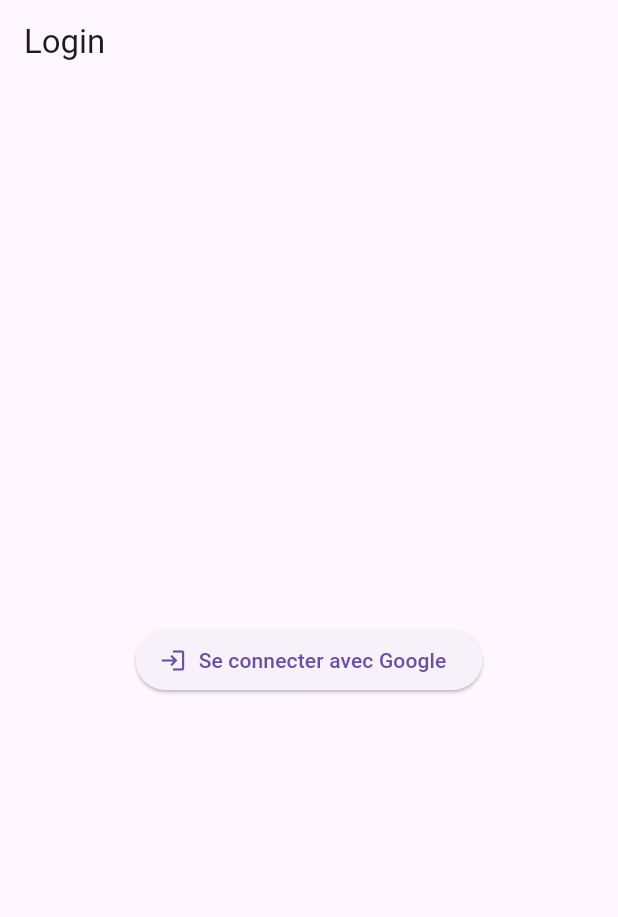
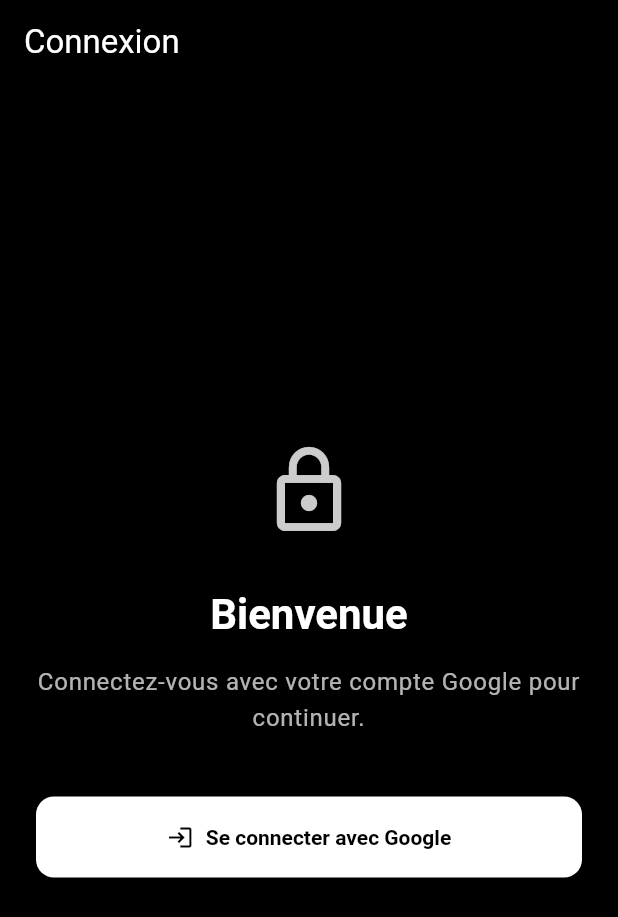
Before and after one commit to BWT-ESGI/HEAVY-CLIENT, a Flutter app: the screen it shows after launch, on a phone screen of 412 x 824 dp. Shown: the top 917 px of the screen. Run offline on Flutter 3.47's test engine with Material 3 defaults, Android fonts, the phone set to English and light mode, and no system bars; our stand-ins replace dio, flutter_riverpod, flutter_secure_storage, get, google_fonts, google_sign_in.

Commit message:
feat(styling): styling pages

```diff
--- a/lib/main.dart
+++ b/lib/main.dart
@@ -1,6 +1,7 @@
 import 'package:flutter/material.dart';
 import 'package:flutter_riverpod/flutter_riverpod.dart';
 import 'package:get/get.dart';
+import 'package:google_fonts/google_fonts.dart';
 import 'injection.dart';
 import 'presentation/pages/login_page.dart';
 import 'presentation/pages/settings_page.dart';
@@ -18,7 +19,46 @@
   Widget build(BuildContext context) {
     return GetMaterialApp(
       title: 'Clean Architecture App',
-      theme: ThemeData(primarySwatch: Colors.blue),
+      theme: ThemeData(
+        brightness: Brightness.dark,
+        scaffoldBackgroundColor: Colors.black,
+        primaryColor: Colors.white,
+        colorScheme: ColorScheme.fromSeed(
+          seedColor: Colors.white,
+          brightness: Brightness.dark,
+          primary: Colors.white,
+          secondary: Colors.black,
+        ),
+        textTheme: GoogleFonts.robotoTextTheme(Theme.of(context).textTheme).apply(
+          bodyColor: Colors.white,
+          displayColor: Colors.white,
+        ),
+        appBarTheme: const AppBarTheme(
+          backgroundColor: Colors.black,
+          foregroundColor: Colors.white,
+          elevation: 0,
+        ),
+        elevatedButtonTheme: ElevatedButtonThemeData(
+          style: ElevatedButton.styleFrom(
+            backgroundColor: Colors.white,
+            foregroundColor: Colors.black,
+            textStyle: GoogleFonts.roboto(fontWeight: FontWeight.bold),
+            shape: RoundedRectangleBorder(
+              borderRadius: BorderRadius.circular(12),
+            ),
+            padding: const EdgeInsets.symmetric(horizontal: 24, vertical: 16),
+          ),
+        ),
+        inputDecorationTheme: InputDecorationTheme(
+          filled: true,
+          fillColor: Colors.white10,
+          border: OutlineInputBorder(
+            borderRadius: BorderRadius.circular(12),
+            borderSide: BorderSide.none,
+          ),
+          hintStyle: GoogleFonts.roboto(color: Colors.white70),
+        ),
+      ),
       home: const LoginPage(),
       getPages: [
         GetPage(name: '/settings', page: () => const SettingsPage()),
--- a/lib/presentation/pages/login_page.dart
+++ b/lib/presentation/pages/login_page.dart
@@ -22,11 +22,31 @@
     });
 
     return Scaffold(
-      appBar: AppBar(title: const Text('Login')),
+      appBar: AppBar(title: const Text('Connexion')),
       body: Center(
-        child: authState.isLoading
+        child: Padding(
+          padding: const EdgeInsets.all(24.0),
+          child: Column(
+            mainAxisAlignment: MainAxisAlignment.center,
+            children: [
+              Icon(Icons.lock_outline, size: 64, color: Colors.white.withOpacity(0.8)),
+              const SizedBox(height: 32),
+              Text(
+                'Bienvenue',
+                style: Theme.of(context).textTheme.headlineMedium?.copyWith(fontWeight: FontWeight.bold),
+              ),
+              const SizedBox(height: 16),
+              Text(
+                'Connectez-vous avec votre compte Google pour continuer.',
+                style: Theme.of(context).textTheme.bodyLarge?.copyWith(color: Colors.white70),
+                textAlign: TextAlign.center,
+              ),
+              const SizedBox(height: 40),
+              authState.isLoading
                   ? const CircularProgressIndicator()
-            : ElevatedButton.icon(
+                  : SizedBox(
+                      width: double.infinity,
+                      child: ElevatedButton.icon(
                         icon: const Icon(Icons.login),
                         label: const Text('Se connecter avec Google'),
                         onPressed: () async {
@@ -38,18 +58,28 @@
                             if (idToken == null) {
                               throw Exception('Le token Google est nul');
                             }
-                    // Log user name + it's token
                             debugPrint('Nom : ${account.displayName}');
                             debugPrint('Token : $idToken');
                             final prenom = account.displayName?.split(' ').first ?? 'Utilisateur';
                             final dto = GoogleTokenDto(token: idToken);
-                    await ref
-                        .read(authProvider.notifier)
-                        .authenticateWithGoogle(dto, prenom: prenom);
+                            await ref.read(authProvider.notifier).authenticateWithGoogle(dto, prenom: prenom);
                           } catch (e) {
                             debugPrint('Erreur Google Sign-In : $e');
                           }
                         },
+                        style: ElevatedButton.styleFrom(
+                          backgroundColor: Colors.white,
+                          foregroundColor: Colors.black,
+                          elevation: 2,
+                          shape: RoundedRectangleBorder(
+                            borderRadius: BorderRadius.circular(12),
+                          ),
+                          padding: const EdgeInsets.symmetric(vertical: 18),
+                        ),
+                      ),
+                    ),
+            ],
+          ),
         ),
       ),
     );
--- a/pubspec.yaml
+++ b/pubspec.yaml
@@ -34,13 +34,13 @@
   flutter_riverpod: ^2.5.3
   google_sign_in: ^6.0.0
   cupertino_icons: ^1.0.8
-  flutter_quill: ^10.8.5
+  flutter_quill: ^11.4.1
   get: ^4.6.6
-  intl: ^0.19.0
+  intl: 0.20.2
   dio: ^5.7.0
   flutter_secure_storage: ^9.2.2
   socket_io_client: ^3.0.0
-  shadcn_ui: ^0.22.1
+  google_fonts: ^6.2.1
 
 dev_dependencies:
   flutter_test:
```
Also changed, not shown: lib/presentation/pages/grading_sheets_page.dart (+14 -2 lines), lib/presentation/pages/home_page.dart (+13 -2 lines), lib/presentation/pages/reports_page.dart (+14 -2 lines), lib/presentation/pages/settings_page.dart (+26 -11 lines). Lines whose indentation alone changed are shown as unchanged.
